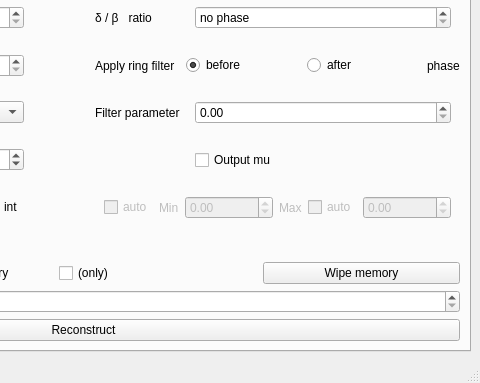
AustralianSynchrotron/imblproc, file share/imblproc/imbl-ui.ui: the form before one commit; both pictures show x 313 to 793 and y 94 to 477 of the 793 by 477 pixel window.
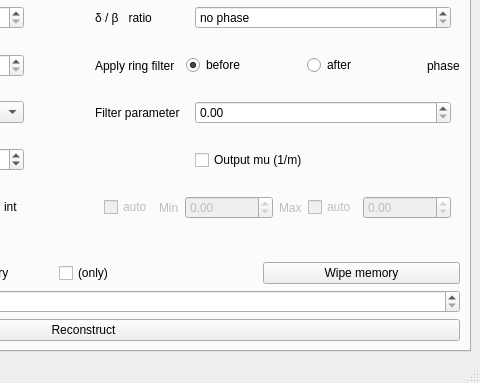
The form after the commit. The open tabs and pages were chosen to show the change. Icons and pictures are not drawn.

The edit to the form file:
```diff
--- a/share/imblproc/imbl-ui.ui
+++ b/share/imblproc/imbl-ui.ui
@@ -2366,7 +2366,7 @@
               <string>If ticked, output results represent linear attenuation coefficient μ (1/m). Otherwise real part of complex refraction coefficient β.</string>
              </property>
              <property name="text">
-              <string>Output mu</string>
+              <string>Output mu (1/m)</string>
              </property>
              <property name="saveInConfig" stdset="0">
               <number>0</number>
```
